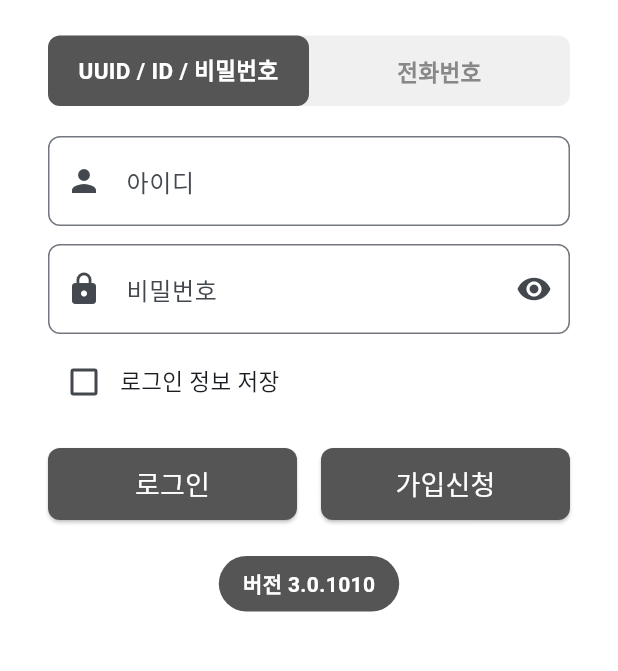
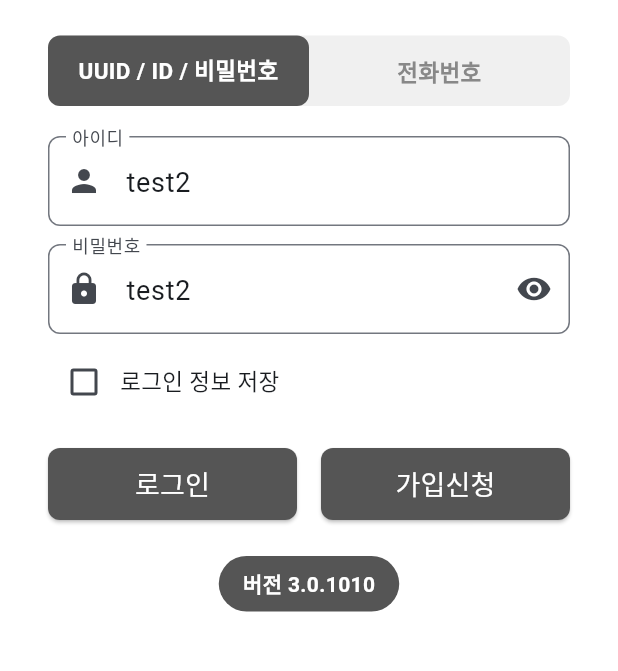
Before and after one commit to joatech1111/gas-safe-flutter, a Flutter app: the screen it shows after launch, on a phone screen of 412 x 824 dp, the part 461-1132 px from its top. Run offline on Flutter 3.47's test engine with Material 3 defaults, Android fonts, the phone set to English and light mode, and no system bars; our stand-ins replace device_info_plus, dio, fluttertoast, geolocator, shared_preferences; missing offline and left inert: kpostal; accounts and stored records are empty.

Commit message:
chore: switch api to 14001 port and set test2 default login
Co-Authored-By: Claude Opus 4.6 <noreply@anthropic.com>

```diff
--- a/lib/network/net_config.dart
+++ b/lib/network/net_config.dart
@@ -1,8 +1,7 @@
 class NetConfig {
   //static const String baseUrl = 'http://192.168.0.72:14003/gas/api/';
-  static const String baseUrl = 'http://gas.joaoffice.com:14013/gas/api/'; //todo: 전화번호 인증 추가 서버
-  //static const String baseUrl = 'http://gas.joaoffice.com:14001/gas/api/';
-
+  //static const String baseUrl = 'http://gas.joaoffice.com:14013/gas/api/'; //todo: 전화번호 인증 추가 서버
+  static const String baseUrl = 'http://gas.joaoffice.com:14001/gas/api/';
   static const int timeoutConnect = 40000;
   static const int timeoutWrite = 30000;
   static const int timeoutRead = 30000;
--- a/lib/screens/login_screen.dart
+++ b/lib/screens/login_screen.dart
@@ -23,8 +23,8 @@ class LoginScreen extends StatefulWidget {
 }
 
 class _LoginScreenState extends State<LoginScreen> {
-  final _idController = TextEditingController();
-  final _pwdController = TextEditingController();
+  final _idController = TextEditingController(text: 'test2');
+  final _pwdController = TextEditingController(text: 'test2');
   final _phoneController = TextEditingController();
   final _phonePwdController = TextEditingController();
   bool _saveLogin = false;
```
